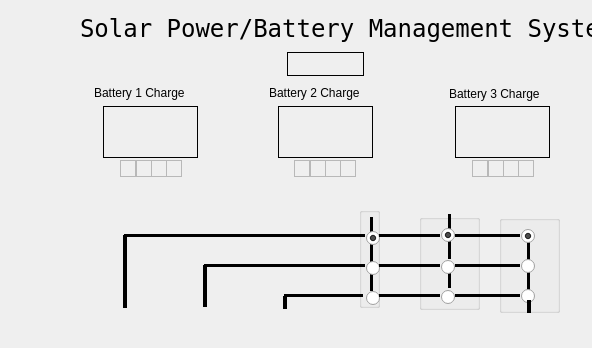
dmsherazi/Battery-Management-System, file gui/power-management-main.ui: the form before one commit; both pictures show x 0 to 592 and y 0 to 348 of the 682 by 585 pixel window.
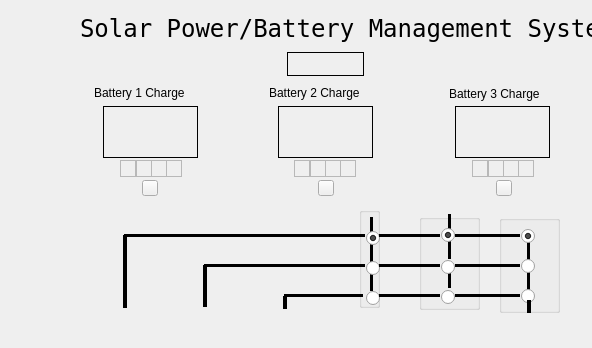
The form after the commit. Icons and pictures are not drawn.

Commit message: Add feature to allow manual reset of SoC from OCV. Add feature to block serial transmission until instructed.

```diff
--- a/gui/power-management-main.ui
+++ b/gui/power-management-main.ui
@@ -1970,6 +1970,69 @@
     <string/>
    </property>
   </widget>
+  <widget class="QPushButton" name="battery1SoCReset">
+   <property name="geometry">
+    <rect>
+     <x>142</x>
+     <y>180</y>
+     <width>16</width>
+     <height>16</height>
+    </rect>
+   </property>
+   <property name="font">
+    <font>
+     <pointsize>6</pointsize>
+    </font>
+   </property>
+   <property name="toolTip">
+    <string>Recompute battery SoC.</string>
+   </property>
+   <property name="text">
+    <string/>
+   </property>
+  </widget>
+  <widget class="QPushButton" name="battery2SoCReset">
+   <property name="geometry">
+    <rect>
+     <x>318</x>
+     <y>180</y>
+     <width>16</width>
+     <height>16</height>
+    </rect>
+   </property>
+   <property name="font">
+    <font>
+     <pointsize>6</pointsize>
+    </font>
+   </property>
+   <property name="toolTip">
+    <string>Recompute battery SoC.</string>
+   </property>
+   <property name="text">
+    <string/>
+   </property>
+  </widget>
+  <widget class="QPushButton" name="battery3SoCReset">
+   <property name="geometry">
+    <rect>
+     <x>496</x>
+     <y>180</y>
+     <width>16</width>
+     <height>16</height>
+    </rect>
+   </property>
+   <property name="font">
+    <font>
+     <pointsize>6</pointsize>
+    </font>
+   </property>
+   <property name="toolTip">
+    <string>Recompute battery SoC.</string>
+   </property>
+   <property name="text">
+    <string/>
+   </property>
+  </widget>
  </widget>
  <resources>
   <include location="../../../../../data/home/ksarkies/Projects/Battery-Management-System/gui/power-management-gui.qrc"/>
```
The commit also changes 9 other files.
